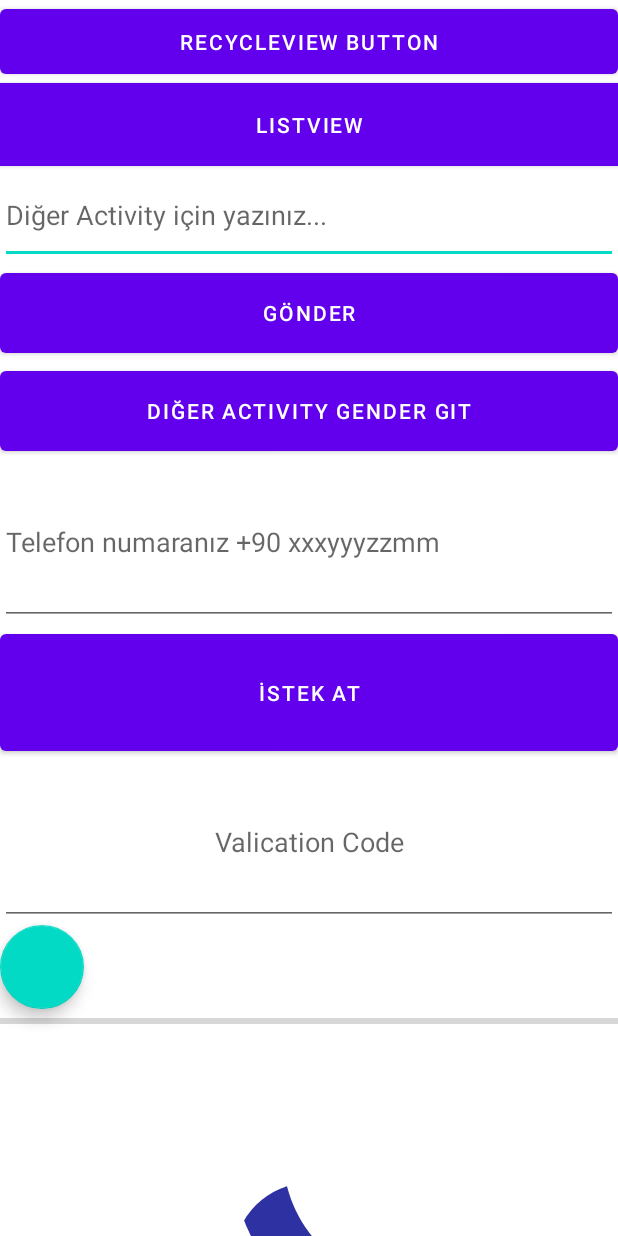
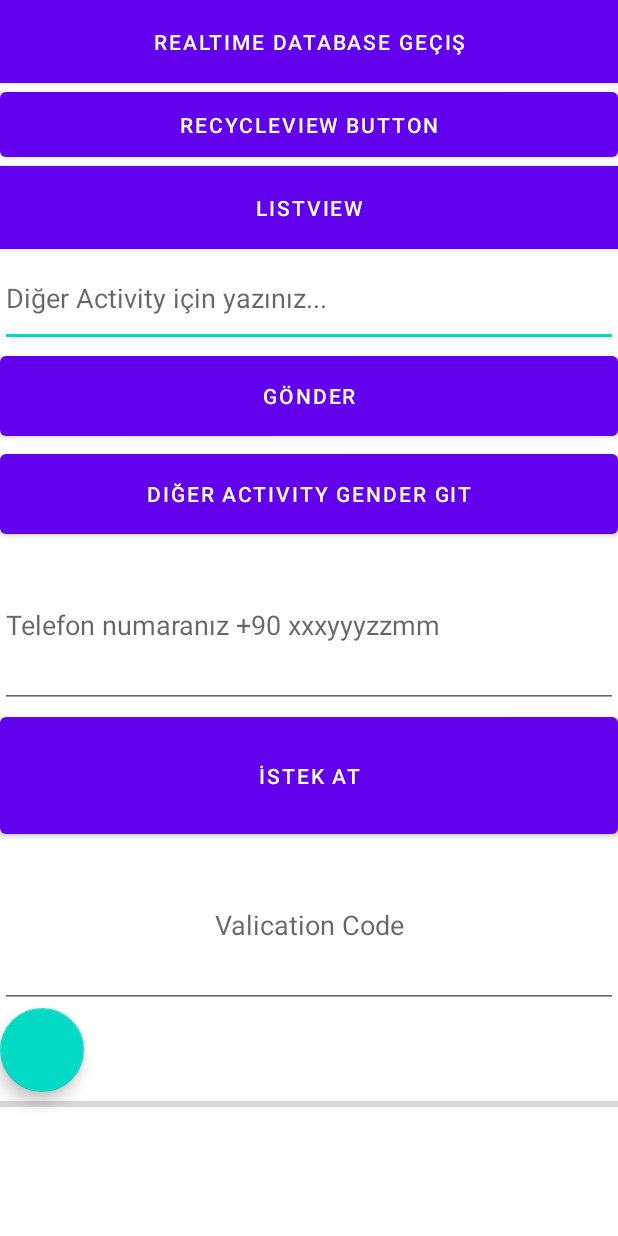
Before and after one commit to hamitmizrak/EcodationAndroid1, an Android app: the layout activity_main.xml on its own in the app's theme, with its tools: preview values and no code run, on a phone screen of 412 x 824 dp. Run offline under Robolectric (Android 15) with nearby library versions, the phone set to English and light mode, and no system bars.

Commit message:
realtimeDatabase

```diff
--- a/app/src/main/AndroidManifest.xml
+++ b/app/src/main/AndroidManifest.xml
@@ -16,6 +16,9 @@
         android:supportsRtl="true"
         android:theme="@style/Theme.EcodationAndroid"
         tools:targetApi="31">
+        <activity
+            android:name=".RealtimeDatabaseActivity"
+            android:exported="false" />
         <activity
             android:name=".ReCycleViewActivity"
             android:exported="false" />
--- a/app/src/main/java/hamitmizrak/com/Message.java
+++ b/app/src/main/java/hamitmizrak/com/Message.java
@@ -2,7 +2,6 @@ package hamitmizrak.com;
 
 import lombok.Getter;
 import lombok.Setter;
-
 
 public class Message {
 
--- a/app/src/main/res/layout/activity_main.xml
+++ b/app/src/main/res/layout/activity_main.xml
@@ -7,6 +7,15 @@
     android:orientation="vertical"
     tools:context=".MainActivity">
 
+    <!--realtimeDatabase-->
+    <Button
+        android:id="@+id/realtimeDatabase"
+        android:layout_width="match_parent"
+        android:layout_height="55dp"
+        android:background="@color/black"
+        android:textColor="#ffffff"
+        android:text="Realtime database Geçiş" />
+
 
     <!--reCycleView Button-->
     <Button
@@ -15,7 +24,7 @@
         android:id="@+id/reCycleViewId"
         android:text="ReCycleView Button"/>
 
-
+<!--listview-->
     <Button
         android:id="@+id/otherListView"
         android:layout_width="match_parent"
```
Also changed, not shown: app/src/main/java/hamitmizrak/com/MainActivity.java (+13 -0 lines), app/src/main/java/hamitmizrak/com/RealtimeDatabaseActivity.java (added, +65 -0 lines), app/src/main/res/layout/activity_realtime_database.xml (added, +10 -0 lines).
